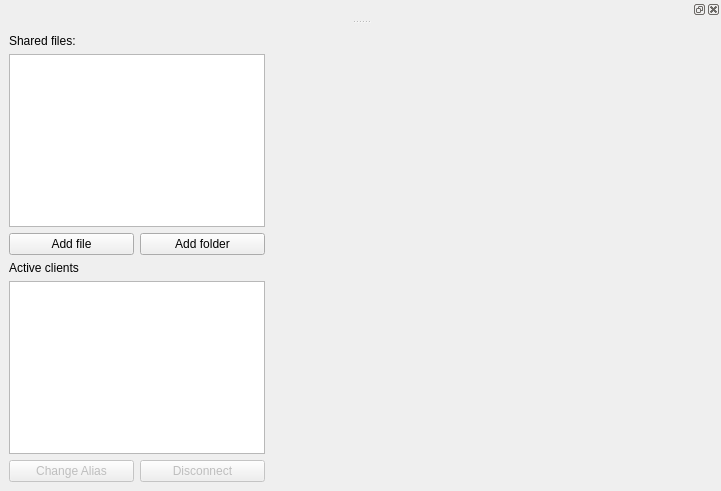
Qt form textshredder_ui/editorview.ui (mitchelkuijpers/TextShredder) before a commit.
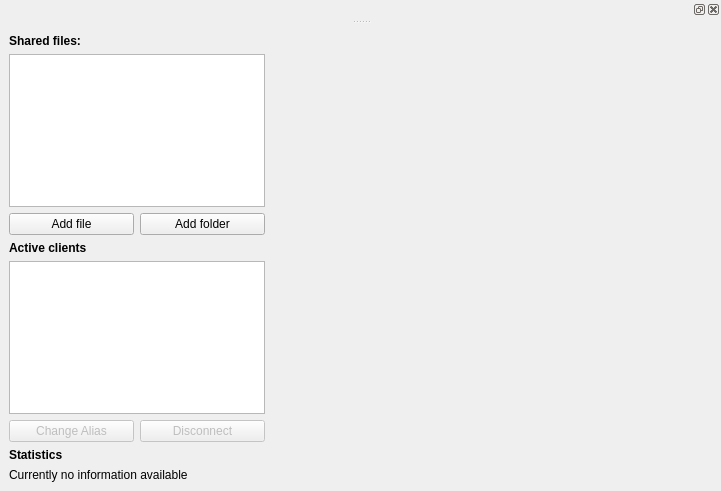
The same form after that commit. Custom widgets are drawn as their Qt base class.

Commit message: Added locking performance test in GUI

Patch:
```diff
--- a/textshredder_ui/editorview.ui
+++ b/textshredder_ui/editorview.ui
@@ -19,7 +19,7 @@
   <widget class="QWidget" name="centralwidget">
    <layout class="QGridLayout" name="gridLayout_2">
     <item row="0" column="0">
-     <layout class="QGridLayout" name="gridLayout" rowstretch="0,0,0,0,0,0,0">
+     <layout class="QGridLayout" name="gridLayout" rowstretch="0,0,0,0,0,0,0,0,0,0">
       <property name="sizeConstraint">
        <enum>QLayout::SetDefaultConstraint</enum>
       </property>
@@ -28,6 +28,12 @@
       </property>
       <item row="0" column="0" colspan="2">
        <widget class="QLabel" name="sharedFilesLabel">
+        <property name="font">
+         <font>
+          <weight>75</weight>
+          <bold>true</bold>
+         </font>
+        </property>
         <property name="text">
          <string>Shared files:</string>
         </property>
@@ -58,6 +64,12 @@
       </item>
       <item row="4" column="0" colspan="2">
        <widget class="QLabel" name="activeClientsLabel">
+        <property name="font">
+         <font>
+          <weight>75</weight>
+          <bold>true</bold>
+         </font>
+        </property>
         <property name="text">
          <string>Active clients</string>
         </property>
@@ -105,6 +117,26 @@
         </property>
        </widget>
       </item>
+      <item row="8" column="0" colspan="2">
+       <widget class="QLabel" name="label">
+        <property name="font">
+         <font>
+          <weight>75</weight>
+          <bold>true</bold>
+         </font>
+        </property>
+        <property name="text">
+         <string>Statistics</string>
+        </property>
+       </widget>
+      </item>
+      <item row="9" column="0" colspan="2">
+       <widget class="QLabel" name="processingTimeLabel">
+        <property name="text">
+         <string>Currently no information available</string>
+        </property>
+       </widget>
+      </item>
      </layout>
     </item>
     <item row="0" column="1">
```
The commit also changes 1 other file.
